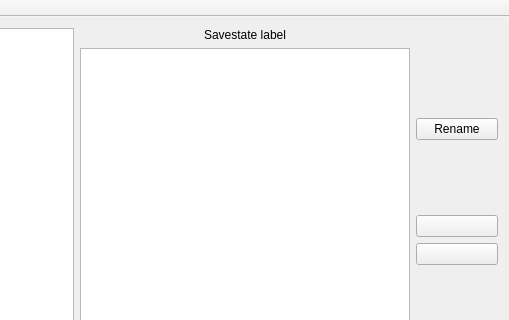
Skarsnik/Savestate2snes, file savestate2snesw.ui: the form before one commit; both pictures show x 643 to 1152 and y 0 to 320 of the 1152 by 493 pixel window.
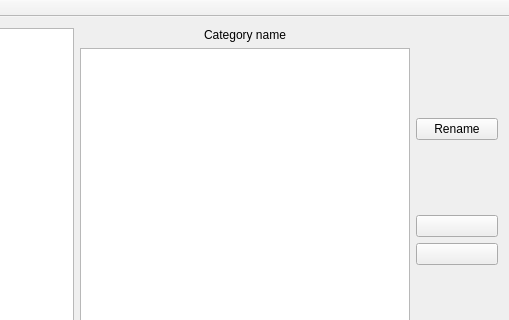
The form after the commit. Custom widgets are drawn as their Qt base class.

Commit message: Prevent the make/save/load button to do stuff when no category selected. Remove some useless usb2snes op when load/saving

```diff
--- a/savestate2snesw.ui
+++ b/savestate2snesw.ui
@@ -269,7 +269,7 @@
       <item row="0" column="1">
        <widget class="QLabel" name="savestateTitleLabel">
         <property name="text">
-         <string>Savestate label</string>
+         <string>Category name</string>
         </property>
         <property name="alignment">
          <set>Qt::AlignCenter</set>
```
The commit also changes 3 other files.
